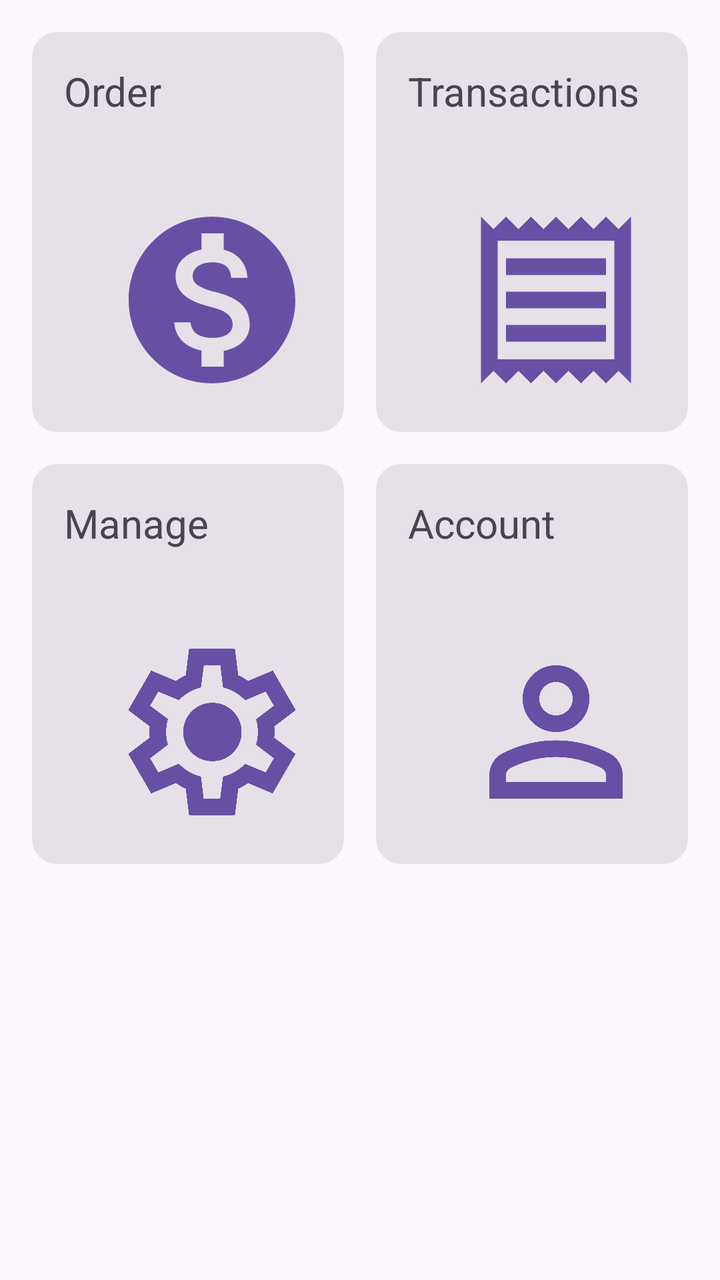
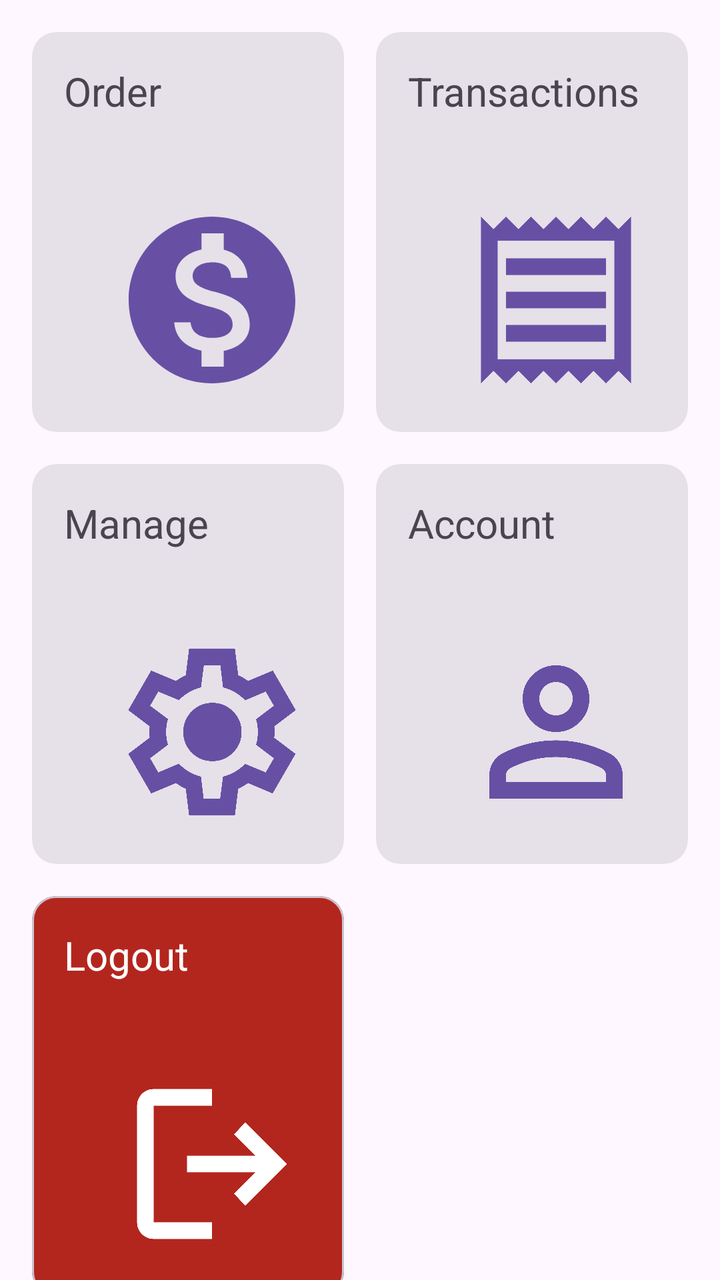

Two renders of the same Android screen: before a commit and after it. Below are the layout's source before the change and the commit's diff.
<!-- AndroidManifest.xml: application theme Theme.RmmcGabay -->
<!-- res/layout/activity_hero.xml -->
<?xml version="1.0" encoding="utf-8"?>
<androidx.constraintlayout.widget.ConstraintLayout xmlns:android="http://schemas.android.com/apk/res/android"
    xmlns:app="http://schemas.android.com/apk/res-auto"
    xmlns:tools="http://schemas.android.com/tools"
    android:layout_width="match_parent"
    android:layout_height="match_parent"
    tools:context=".views.Hero">

    <com.google.android.material.card.MaterialCardView
        android:id="@+id/cv_hero_order"
        style="@style/Widget.Material3.CardView.Filled"
        android:layout_width="0dp"
        android:layout_height="200dp"
        android:layout_marginStart="16dp"
        android:layout_marginTop="16dp"
        android:layout_marginEnd="8dp"
        android:clickable="true"
        android:contentDescription="Order"
        app:layout_constraintEnd_toStartOf="@+id/cv_hero_transactions"
        app:layout_constraintHorizontal_bias="0.5"
        app:layout_constraintStart_toStartOf="parent"
        app:layout_constraintTop_toTopOf="parent">

        <androidx.constraintlayout.widget.ConstraintLayout
            android:layout_width="match_parent"
            android:layout_height="match_parent">

            <ImageView
                android:id="@+id/imageView"
                android:layout_width="100dp"
                android:layout_height="100dp"
                android:layout_marginEnd="16dp"
                android:layout_marginBottom="16dp"
                app:layout_constraintBottom_toBottomOf="parent"
                app:layout_constraintEnd_toEndOf="parent"
                app:srcCompat="@drawable/ic_transaction" />

            <TextView
                android:id="@+id/textView2"
                android:layout_width="wrap_content"
                android:layout_height="wrap_content"
                android:layout_marginStart="16dp"
                android:layout_marginTop="16dp"
                android:text="Order"
                android:textSize="20sp"
                app:layout_constraintStart_toStartOf="parent"
                app:layout_constraintTop_toTopOf="parent" />
        </androidx.constraintlayout.widget.ConstraintLayout>
    </com.google.android.material.card.MaterialCardView>

    <com.google.android.material.card.MaterialCardView
        android:id="@+id/cv_hero_transactions"
        style="@style/Widget.Material3.CardView.Filled"
        android:layout_width="0dp"
        android:layout_height="200dp"
        android:layout_marginStart="8dp"
        android:layout_marginTop="16dp"
        android:layout_marginEnd="16dp"
        android:clickable="true"
        android:contentDescription="Transactions"
        app:layout_constraintEnd_toEndOf="parent"
        app:layout_constraintHorizontal_bias="0.5"
        app:layout_constraintStart_toEndOf="@+id/cv_hero_order"
        app:layout_constraintTop_toTopOf="parent">

        <androidx.constraintlayout.widget.ConstraintLayout
            android:layout_width="match_parent"
            android:layout_height="match_parent"
            android:clickable="false"
            android:contentDescription="Account">

            <ImageView
                android:id="@+id/imageView2"
                android:layout_width="100dp"
                android:layout_height="100dp"
                android:layout_marginEnd="16dp"
                android:layout_marginBottom="16dp"
                app:layout_constraintBottom_toBottomOf="parent"
                app:layout_constraintEnd_toEndOf="parent"
                app:srcCompat="@drawable/ic_receipt" />

            <TextView
                android:id="@+id/textView3"
                android:layout_width="wrap_content"
                android:layout_height="wrap_content"
                android:layout_marginStart="16dp"
                android:layout_marginTop="16dp"
                android:text="Transactions"
                android:textSize="20sp"
                app:layout_constraintStart_toStartOf="parent"
                app:layout_constraintTop_toTopOf="parent" />
        </androidx.constraintlayout.widget.ConstraintLayout>
    </com.google.android.material.card.MaterialCardView>

    <com.google.android.material.card.MaterialCardView
        android:id="@+id/cv_hero_manage"
        style="@style/Widget.Material3.CardView.Filled"
        android:layout_width="0dp"
        android:layout_height="200dp"
        android:layout_marginStart="16dp"
        android:layout_marginTop="16dp"
        android:layout_marginEnd="8dp"
        android:clickable="true"
        android:contentDescription="Manage"
        app:layout_constraintEnd_toStartOf="@+id/cv_hero_account"
        app:layout_constraintHorizontal_bias="0.5"
        app:layout_constraintStart_toStartOf="parent"
        app:layout_constraintTop_toBottomOf="@+id/cv_hero_order">

        <androidx.constraintlayout.widget.ConstraintLayout
            android:layout_width="match_parent"
            android:layout_height="match_parent">

            <ImageView
                android:id="@+id/imageView3"
                android:layout_width="100dp"
                android:layout_height="100dp"
                android:layout_marginEnd="16dp"
                android:layout_marginBottom="16dp"
                app:layout_constraintBottom_toBottomOf="parent"
                app:layout_constraintEnd_toEndOf="parent"
                app:srcCompat="@drawable/ic_system" />

            <TextView
                android:id="@+id/textView7"
                android:layout_width="wrap_content"
                android:layout_height="wrap_content"
                android:layout_marginStart="16dp"
                android:layout_marginTop="16dp"
                android:text="Manage"
                android:textSize="20sp"
                app:layout_constraintStart_toStartOf="parent"
                app:layout_constraintTop_toTopOf="parent" />

        </androidx.constraintlayout.widget.ConstraintLayout>
    </com.google.android.material.card.MaterialCardView>

    <com.google.android.material.card.MaterialCardView
        android:id="@+id/cv_hero_account"
        style="@style/Widget.Material3.CardView.Filled"
        android:layout_width="0dp"
        android:layout_height="200dp"
        android:layout_marginStart="8dp"
        android:layout_marginTop="16dp"
        android:layout_marginEnd="16dp"
        android:clickable="true"
        android:contentDescription="Account"
        app:layout_constraintEnd_toEndOf="parent"
        app:layout_constraintHorizontal_bias="0.5"
        app:layout_constraintStart_toEndOf="@+id/cv_hero_manage"
        app:layout_constraintTop_toBottomOf="@+id/cv_hero_transactions">

        <androidx.constraintlayout.widget.ConstraintLayout
            android:layout_width="match_parent"
            android:layout_height="match_parent">

            <TextView
                android:id="@+id/textView8"
                android:layout_width="wrap_content"
                android:layout_height="wrap_content"
                android:layout_marginStart="16dp"
                android:layout_marginTop="16dp"
                android:text="Account"
                android:textSize="20sp"
                app:layout_constraintStart_toStartOf="parent"
                app:layout_constraintTop_toTopOf="parent" />

            <ImageView
                android:id="@+id/imageView4"
                android:layout_width="100dp"
                android:layout_height="100dp"
                android:layout_marginEnd="16dp"
                android:layout_marginBottom="16dp"
                app:layout_constraintBottom_toBottomOf="parent"
                app:layout_constraintEnd_toEndOf="parent"
                app:srcCompat="@drawable/ic_user" />
        </androidx.constraintlayout.widget.ConstraintLayout>
    </com.google.android.material.card.MaterialCardView>
</androidx.constraintlayout.widget.ConstraintLayout>
<!-- resources referenced by this layout -->
<resources>
  <!-- drawable ic_receipt (drawable) -->
  <vector xmlns:android="http://schemas.android.com/apk/res/android"
      android:width="24dp"
      android:height="24dp"
      android:viewportWidth="960"
      android:viewportHeight="960"
      android:tint="?attr/colorPrimary">
    <path
        android:fillColor="@android:color/white"
        android:pathData="M120,880L120,80L180,140L240,80L300,140L360,80L420,140L480,80L540,140L600,80L660,140L720,80L780,140L840,80L840,880L780,820L720,880L660,820L600,880L540,820L480,880L420,820L360,880L300,820L240,880L180,820L120,880ZM240,680L720,680L720,600L240,600L240,680ZM240,520L720,520L720,440L240,440L240,520ZM240,360L720,360L720,280L240,280L240,360ZM200,764L760,764L760,196L200,196L200,764ZM200,196L200,196L200,764L200,764L200,196Z"/>
  </vector>
  <!-- drawable ic_transaction (drawable) -->
  <vector android:height="24dp" android:tint="?attr/colorPrimary"
      android:viewportHeight="24" android:viewportWidth="24"
      android:width="24dp" xmlns:android="http://schemas.android.com/apk/res/android">
      <path android:fillColor="@android:color/white" android:pathData="M12,2C6.48,2 2,6.48 2,12s4.48,10 10,10 10,-4.48 10,-10S17.52,2 12,2zM13.41,18.09L13.41,20h-2.67v-1.93c-1.71,-0.36 -3.16,-1.46 -3.27,-3.4h1.96c0.1,1.05 0.82,1.87 2.65,1.87 1.96,0 2.4,-0.98 2.4,-1.59 0,-0.83 -0.44,-1.61 -2.67,-2.14 -2.48,-0.6 -4.18,-1.62 -4.18,-3.67 0,-1.72 1.39,-2.84 3.11,-3.21L10.74,4h2.67v1.95c1.86,0.45 2.79,1.86 2.85,3.39L14.3,9.34c-0.05,-1.11 -0.64,-1.87 -2.22,-1.87 -1.5,0 -2.4,0.68 -2.4,1.64 0,0.84 0.65,1.39 2.67,1.91s4.18,1.39 4.18,3.91c-0.01,1.83 -1.38,2.83 -3.12,3.16z"/>
  </vector>
  <!-- drawable ic_user (drawable) -->
  <vector xmlns:android="http://schemas.android.com/apk/res/android"
      android:width="24dp"
      android:height="24dp"
      android:viewportWidth="960"
      android:viewportHeight="960"
      android:tint="?attr/colorPrimary">
    <path
        android:fillColor="@android:color/white"
        android:pathData="M480,480Q414,480 367,433Q320,386 320,320Q320,254 367,207Q414,160 480,160Q546,160 593,207Q640,254 640,320Q640,386 593,433Q546,480 480,480ZM160,800L160,688Q160,654 177.5,625.5Q195,597 224,582Q286,551 350,535.5Q414,520 480,520Q546,520 610,535.5Q674,551 736,582Q765,597 782.5,625.5Q800,654 800,688L800,800L160,800ZM240,720L720,720L720,688Q720,677 714.5,668Q709,659 700,654Q646,627 591,613.5Q536,600 480,600Q424,600 369,613.5Q314,627 260,654Q251,659 245.5,668Q240,677 240,688L240,720ZM480,400Q513,400 536.5,376.5Q560,353 560,320Q560,287 536.5,263.5Q513,240 480,240Q447,240 423.5,263.5Q400,287 400,320Q400,353 423.5,376.5Q447,400 480,400ZM480,320Q480,320 480,320Q480,320 480,320Q480,320 480,320Q480,320 480,320Q480,320 480,320Q480,320 480,320Q480,320 480,320Q480,320 480,320ZM480,720L480,720Q480,720 480,720Q480,720 480,720Q480,720 480,720Q480,720 480,720Q480,720 480,720Q480,720 480,720Q480,720 480,720Q480,720 480,720L480,720L480,720Z"/>
  </vector>
  <style name="Theme.RmmcGabay" parent="Base.Theme.RmmcGabay" />
  <style name="Base.Theme.RmmcGabay" parent="Theme.Material3.DayNight">
          
          
      </style>
  <!-- unchanged entries left out for length: 1 -->
</resources>

<!-- the commit's change to res/layout/activity_hero.xml (unified diff, before → after) -->
@@ -176,4 +176,42 @@
                 app:srcCompat="@drawable/ic_user" />
         </androidx.constraintlayout.widget.ConstraintLayout>
     </com.google.android.material.card.MaterialCardView>
+
+    <com.google.android.material.card.MaterialCardView
+        android:backgroundTint="?attr/colorError"
+        android:layout_width="0dp"
+        android:layout_height="200dp"
+        android:layout_marginStart="16dp"
+        android:layout_marginTop="16dp"
+        app:layout_constraintEnd_toEndOf="@+id/cv_hero_manage"
+        app:layout_constraintStart_toStartOf="parent"
+        app:layout_constraintTop_toBottomOf="@+id/cv_hero_manage" >
+
+        <androidx.constraintlayout.widget.ConstraintLayout
+            android:layout_width="match_parent"
+            android:layout_height="match_parent">
+
+            <TextView
+                android:textColor="?attr/colorOnError"
+                android:id="@+id/textView9"
+                android:layout_width="wrap_content"
+                android:layout_height="wrap_content"
+                android:layout_marginStart="16dp"
+                android:layout_marginTop="16dp"
+                android:text="Logout"
+                android:textSize="20sp"
+                app:layout_constraintStart_toStartOf="parent"
+                app:layout_constraintTop_toTopOf="parent" />
+
+            <ImageView
+                android:id="@+id/imageView5"
+                android:layout_width="100dp"
+                android:layout_height="100dp"
+                android:layout_marginEnd="16dp"
+                android:layout_marginBottom="16dp"
+                app:layout_constraintBottom_toBottomOf="parent"
+                app:layout_constraintEnd_toEndOf="parent"
+                app:srcCompat="@drawable/ic_logout" />
+        </androidx.constraintlayout.widget.ConstraintLayout>
+    </com.google.android.material.card.MaterialCardView>
 </androidx.constraintlayout.widget.ConstraintLayout>
<!-- resource entries referenced after the edit -->
@@ -1,5 +1,17 @@
 <!-- resources referenced by this layout -->
 <resources>
+  <!-- drawable ic_logout (drawable) -->
+  <vector xmlns:android="http://schemas.android.com/apk/res/android"
+      android:width="24dp"
+      android:height="24dp"
+      android:viewportWidth="960"
+      android:viewportHeight="960"
+      android:tint="?attr/colorOnError"
+      android:autoMirrored="true">
+    <path
+        android:fillColor="@android:color/white"
+        android:pathData="M200,840Q167,840 143.5,816.5Q120,793 120,760L120,200Q120,167 143.5,143.5Q167,120 200,120L480,120L480,200L200,200Q200,200 200,200Q200,200 200,200L200,760Q200,760 200,760Q200,760 200,760L480,760L480,840L200,840ZM640,680L585,622L687,520L360,520L360,440L687,440L585,338L640,280L840,480L640,680Z"/>
+  </vector>
   <!-- drawable ic_receipt (drawable) -->
   <vector xmlns:android="http://schemas.android.com/apk/res/android"
       android:width="24dp"
